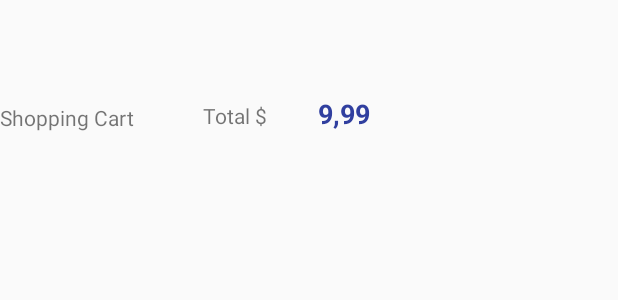
After one commit to rodrigocaja/SmartList, an Android app: the layout fragment_itens_compra.xml on its own in the app's theme, with its tools: preview values and no code run, on a phone screen of 412 x 824 dp. The commit adds this screen. Shown: the top 300 px of the screen. Run offline under Robolectric (Android 15) with nearby library versions, the phone set to English and light mode, and no system bars.

Commit message:
ItensCompraFragment implemented

```diff
--- /dev/null
+++ b/SmartList/app/src/main/res/layout/fragment_itens_compra.xml
@@ -0,0 +1,51 @@
+<RelativeLayout xmlns:android="http://schemas.android.com/apk/res/android"
+    xmlns:tools="http://schemas.android.com/tools"
+    android:layout_width="match_parent"
+    android:layout_height="match_parent"
+    tools:context="com.smartdays.smartlist.ItensCompraFragment">
+
+    <ListView
+        android:layout_width="match_parent"
+        android:layout_height="match_parent"
+        android:layout_below="@+id/txtTitleItensCompra"
+        android:layout_alignParentStart="true"
+        android:layout_marginTop="20dp"
+        android:id="@+id/ltwItensCompra" />
+
+    <TextView
+        android:text="@string/txtShoppingCart"
+        android:layout_width="wrap_content"
+        android:layout_height="wrap_content"
+        android:id="@+id/txtTitleItensCompra"
+        android:layout_alignBottom="@+id/txtTotal"
+        android:layout_alignParentLeft="true"
+        android:layout_alignParentStart="true" />
+
+    <TextView
+        android:text="@string/txtDescTotal"
+        android:layout_width="wrap_content"
+        android:layout_height="wrap_content"
+        android:layout_marginStart="46dp"
+        android:id="@+id/txtDescTotalCart"
+        android:layout_marginLeft="46dp"
+        android:layout_marginTop="67dp"
+        android:layout_alignParentTop="true"
+        android:layout_toRightOf="@+id/txtTitleItensCompra"
+        android:layout_toEndOf="@+id/txtTitleItensCompra" />
+
+    <TextView
+        android:text="9,99"
+        android:layout_width="wrap_content"
+        android:layout_height="wrap_content"
+        android:id="@+id/txtTotal"
+        android:textSize="18sp"
+        android:textColor="@color/colorPrimaryDark"
+        android:textStyle="normal|bold"
+        android:layout_marginLeft="34dp"
+        android:layout_marginStart="34dp"
+        android:layout_alignBaseline="@+id/txtDescTotalCart"
+        android:layout_alignBottom="@+id/txtDescTotalCart"
+        android:layout_toRightOf="@+id/txtDescTotalCart"
+        android:layout_toEndOf="@+id/txtDescTotalCart" />
+
+</RelativeLayout>
```
Also changed, not shown: SmartList/app/src/main/java/com/smartdays/smartlist/ItensCompraFragment.java (added, +86 -0 lines), SmartList/app/src/main/java/com/smartdays/smartlist/ListaCompraFragment.java (+6 -5 lines), SmartList/app/src/main/java/com/smartdays/smartlist/MainActivity.java (+10 -6 lines).
